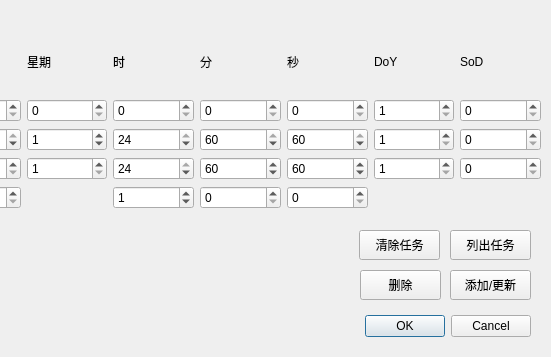
Qt form Qt_GUI/add_task_gen/dialog.ui (XuHg-zjcn/time-manager) before a commit; both pictures show x 340 to 891 and y 0 to 357 of the 891 by 357 pixel window.
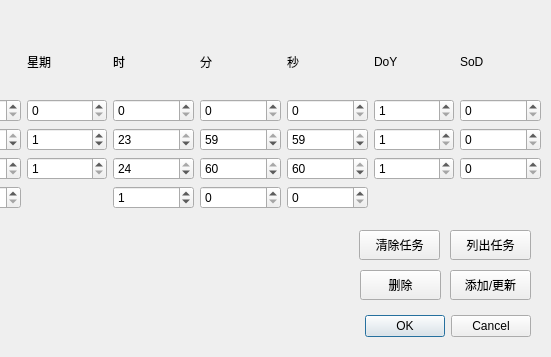
The same form after that commit.

Commit message: fix: AddTaskGenDialog convent range spinbox on UI to python `range` object stop+=1

The edit to the form file:
```diff
--- a/Qt_GUI/add_task_gen/dialog.ui
+++ b/Qt_GUI/add_task_gen/dialog.ui
@@ -42,10 +42,10 @@
     <item row="2" column="7">
      <widget class="QSpinBox" name="sec_max">
       <property name="maximum">
-       <number>60</number>
+       <number>59</number>
       </property>
       <property name="value">
-       <number>60</number>
+       <number>59</number>
       </property>
      </widget>
     </item>
@@ -74,6 +74,9 @@
       <property name="minimum">
        <number>1</number>
       </property>
+      <property name="maximum">
+       <number>60</number>
+      </property>
       <property name="value">
        <number>60</number>
       </property>
@@ -123,10 +126,10 @@
     <item row="2" column="5">
      <widget class="QSpinBox" name="hour_max">
       <property name="maximum">
-       <number>24</number>
+       <number>23</number>
       </property>
       <property name="value">
-       <number>24</number>
+       <number>23</number>
       </property>
      </widget>
     </item>
@@ -187,6 +190,9 @@
       <property name="minimum">
        <number>1</number>
       </property>
+      <property name="maximum">
+       <number>60</number>
+      </property>
       <property name="value">
        <number>60</number>
       </property>
@@ -367,10 +373,10 @@
     <item row="2" column="6">
      <widget class="QSpinBox" name="minu_max">
       <property name="maximum">
-       <number>60</number>
+       <number>59</number>
       </property>
       <property name="value">
-       <number>60</number>
+       <number>59</number>
       </property>
      </widget>
     </item>
```
Left out of the diff: 9 changed lines with no effect on the pictures. The commit also changes 2 other files.
